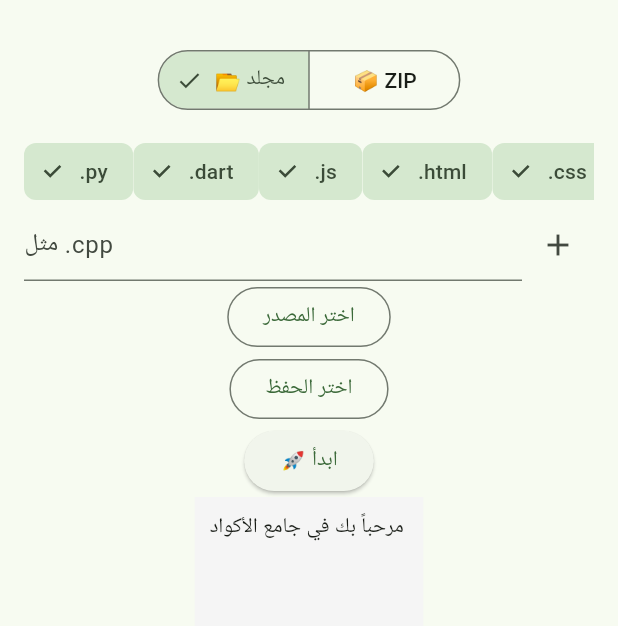
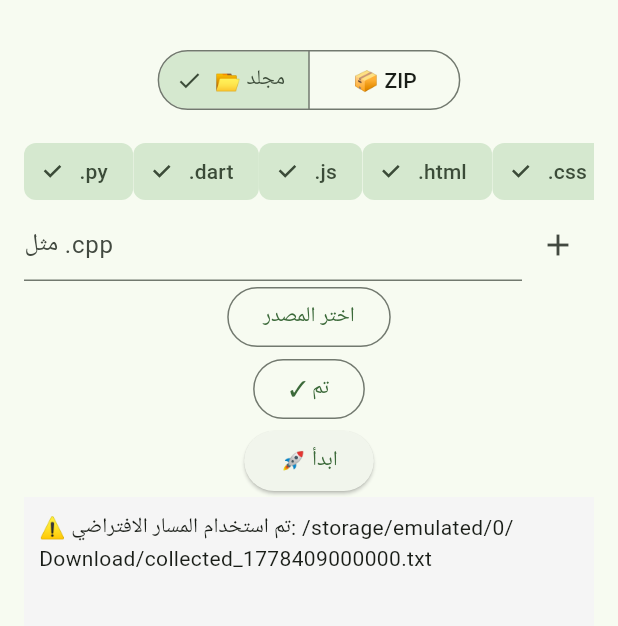
Before and after one commit to kalitusboy/Code_colkector, a Flutter app: the screen it shows after launch, after a tap on "اختر الحفظ", on a phone screen of 412 x 824 dp, the part 64-690 px from its top. Run offline on Flutter 3.47's test engine with Material 3 defaults, Android fonts, the phone set to English and light mode, and no system bars; our stand-ins replace file_picker, share_plus.

Commit message:
Update main.dart

```diff
--- a/lib/main.dart
+++ b/lib/main.dart
@@ -1,11 +1,10 @@
-
 import 'dart:io';
 import 'dart:convert';
 import 'package:flutter/material.dart';
 import 'package:file_picker/file_picker.dart';
-import 'package:path_provider/path_provider.dart';
 import 'package:share_plus/share_plus.dart';
 import 'package:archive/archive.dart';
+import 'package:path_provider/path_provider.dart';
 
 void main() => runApp(const CodeCollectorApp());
 
@@ -40,6 +39,20 @@ class _HomeScreenState extends State<HomeScreen> {
     '.java', '.ts', '.json', '.xml', '.yml', '.yaml'
   };
   final TextEditingController _customExtController = TextEditingController();
+
+  @override
+  void initState() {
+    super.initState();
+    _requestPermissions();
+  }
+
+  void _requestPermissions() async {
+    // فقط للتأكد من أن التطبيق يطلب الصلاحيات عند التشغيل
+    if (Platform.isAndroid) {
+      // في Android 13+ تختلف الصلاحيات، لكن file_picker سيتولى ذلك.
+      _log = 'تم طلب الصلاحيات تلقائياً عند الحاجة';
+    }
+  }
 
   void _addCustomExtension() {
     String ext = _customExtController.text.trim();
@@ -81,16 +94,45 @@ class _HomeScreenState extends State<HomeScreen> {
   }
 
   Future<void> _pickOutput() async {
-    final dir = await getExternalStorageDirectory();
-    final res = await FilePicker.platform.saveFile(
-      fileName: 'collected_${DateTime.now().millisecondsSinceEpoch}.txt',
-      initialDirectory: dir?.path ?? '/storage/emulated/0/Download',
-      allowedExtensions: ['txt'],
-    );
-    if (res != null) setState(() {
-      _outputPath = res;
-      _log = '💾 مسار الحفظ: $_outputPath';
-    });
+    try {
+      // مسار افتراضي آمن
+      Directory? downloadDir;
+      if (Platform.isAndroid) {
+        try {
+          downloadDir = await getExternalStorageDirectory();
+        } catch (e) {
+          _log = '⚠️ فشل الحصول على مسار التخزين، سنستخدم مجلد المستندات';
+        }
+      }
+      String initialPath = downloadDir?.path ?? '/storage/emulated/0/Download';
+
+      final result = await FilePicker.platform.saveFile(
+        dialogTitle: 'اختر مكان حفظ الملف النصي',
+        fileName: 'collected_${DateTime.now().millisecondsSinceEpoch}.txt',
+        initialDirectory: initialPath,
+        allowedExtensions: ['txt'],
+        type: FileType.custom,
+      );
+      if (result != null) {
+        setState(() {
+          _outputPath = result;
+          _log = '💾 مسار الحفظ: $_outputPath';
+        });
+      } else {
+        setState(() => _log = '⚠️ لم يتم اختيار مسار، استخدم المسار الافتراضي');
+        // تعيين مسار افتراضي لتجنب الانهيار
+        final fallback = '/storage/emulated/0/Download/collected_${DateTime.now().millisecondsSinceEpoch}.txt';
+        setState(() {
+          _outputPath = fallback;
+          _log = '⚠️ تم استخدام المسار الافتراضي: $_outputPath';
+        });
+      }
+    } catch (e) {
+      setState(() {
+        _log = '❌ خطأ في اختيار المسار: $e\nسيتم استخدام مسار افتراضي';
+        _outputPath = '/storage/emulated/0/Download/collected_${DateTime.now().millisecondsSinceEpoch}.txt';
+      });
+    }
   }
 
   Future<void> _startCollecting() async {
@@ -143,8 +185,8 @@ class _HomeScreenState extends State<HomeScreen> {
         buffer.writeln();
       }
       await out.writeAsString(buffer.toString());
-      setState(() => _log = '✅ تم الحفظ (${files.length} ملف)');
-      await Share.shareXFiles([XFile(_outputPath!)]);
+      setState(() => _log = '✅ تم الحفظ (${files.length} ملف) في: $_outputPath');
+      await Share.shareXFiles([XFile(_outputPath!)], text: 'تم تجميع الأكواد');
     } catch (e) {
       setState(() => _log = '❌ خطأ: $e');
     } finally { setState(() => _loading = false); }
```
